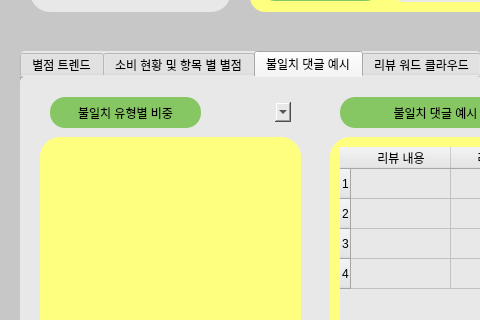
Qt form ui/content.ui (loisRK/gp_team) before a commit; both pictures show x 0 to 480 and y 289 to 609 of the 880 by 840 pixel window.
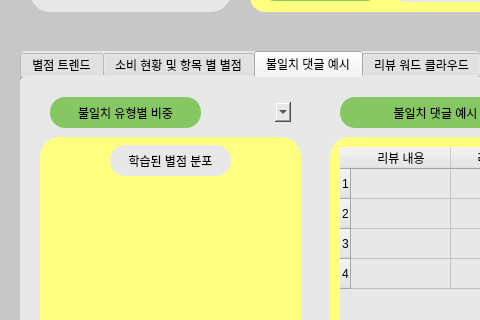
The same form after that commit.

Commit message: crawling code 수정

```diff
--- a/ui/content.ui
+++ b/ui/content.ui
@@ -484,12 +484,38 @@
       <string notr="true"/>
      </property>
     </widget>
+    <widget class="QLabel" name="label">
+     <property name="geometry">
+      <rect>
+       <x>90</x>
+       <y>68</y>
+       <width>121</width>
+       <height>31</height>
+      </rect>
+     </property>
+     <property name="styleSheet">
+      <string notr="true">border-radius: 15px;
+background-color:  rgb(232, 232, 232);
+
+
+font: 10pt &quot;Consolas&quot;;
+font: 75 9pt &quot;나눔고딕 ExtraBold&quot;;
+color: black;</string>
+     </property>
+     <property name="text">
+      <string>학습된 별점 분포</string>
+     </property>
+     <property name="alignment">
+      <set>Qt::AlignCenter</set>
+     </property>
+    </widget>
     <zorder>graphicsView_12</zorder>
     <zorder>label_19</zorder>
     <zorder>label_22</zorder>
     <zorder>tableWidget</zorder>
     <zorder>graphicsView_14</zorder>
     <zorder>comboBox</zorder>
+    <zorder>label</zorder>
    </widget>
    <widget class="QWidget" name="tab_2">
     <attribute name="title">
```
